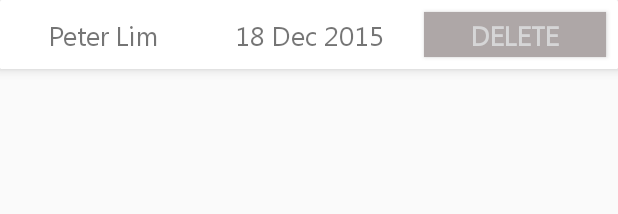
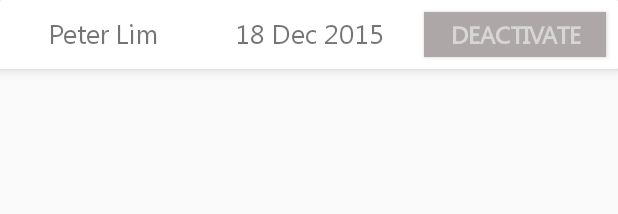
Before and after one commit to zxlee00/Patch, an Android app: the layout admin_delete_user_item.xml on its own in the app's theme, with its tools: preview values and no code run, on a phone screen of 412 x 824 dp. Shown: the top 214 px of the screen. Run offline under Robolectric (Android 15) with nearby library versions, the phone set to English and light mode, and no system bars.

Commit message:
changed the word 'delete' to 'deactivate' for the admin function

```diff
--- a/app/src/main/res/layout/activity_admin_deleteuser.xml
+++ b/app/src/main/res/layout/activity_admin_deleteuser.xml
@@ -12,7 +12,7 @@
         android:layout_height="wrap_content"
         android:fontFamily="@font/segoeui"
         android:gravity="center"
-        android:text="Delete Users"
+        android:text="Deactivate Users"
         android:textColor="@color/white"
         android:textSize="36sp"
         android:textStyle="bold"
--- a/app/src/main/res/layout/activity_admin_menu.xml
+++ b/app/src/main/res/layout/activity_admin_menu.xml
@@ -37,7 +37,7 @@
             android:background="@color/white"
             android:fontFamily="@font/segoeui"
             android:padding="15dp"
-            android:text="Delete Users"
+            android:text="Deactivate Users"
             android:textAlignment="center"
             android:textColor="#707070"
             android:textSize="16sp"
--- a/app/src/main/res/layout/admin_delete_user_item.xml
+++ b/app/src/main/res/layout/admin_delete_user_item.xml
@@ -42,9 +42,9 @@
             android:layout_weight="1"
             android:background="@drawable/button_bg"
             android:fontFamily="@font/segoeui"
-            android:text="Delete"
+            android:text="Deactivate"
             android:textColor="@color/white"
-            android:textSize="18sp"
+            android:textSize="16sp"
             android:textStyle="bold"
             android:layout_margin="8dp"/>
 
--- a/app/src/main/res/layout/alert_delete_user.xml
+++ b/app/src/main/res/layout/alert_delete_user.xml
@@ -25,7 +25,7 @@
             android:layout_width="match_parent"
             android:layout_height="wrap_content"
             android:fontFamily="@font/segoeui"
-            android:text="Confirm Delete"
+            android:text="Confirm Deactivate"
             android:textAlignment="center"
             android:textColor="@color/white"
             android:textSize="20sp"
```
